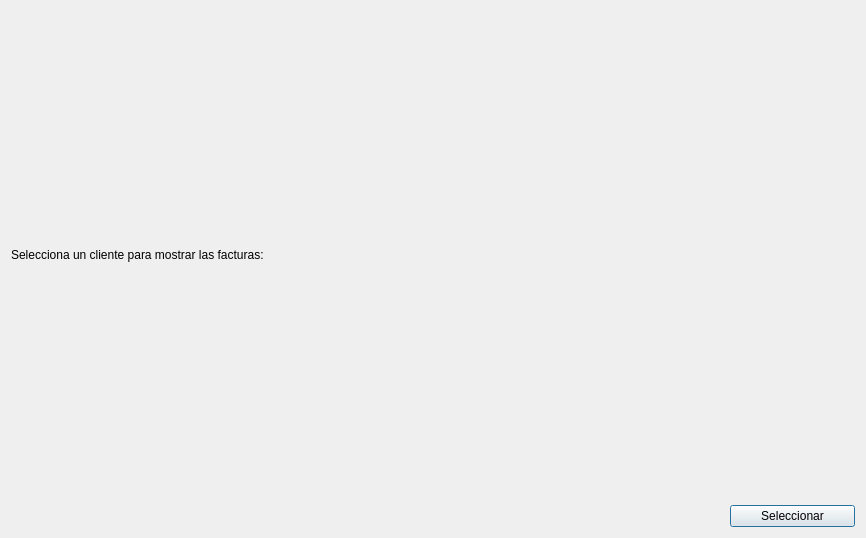
The window that dialogs/dlgSeleccionarCliente.ui (margb7/ProyectoTaller) describes before a commit, drawn with Qt 5.
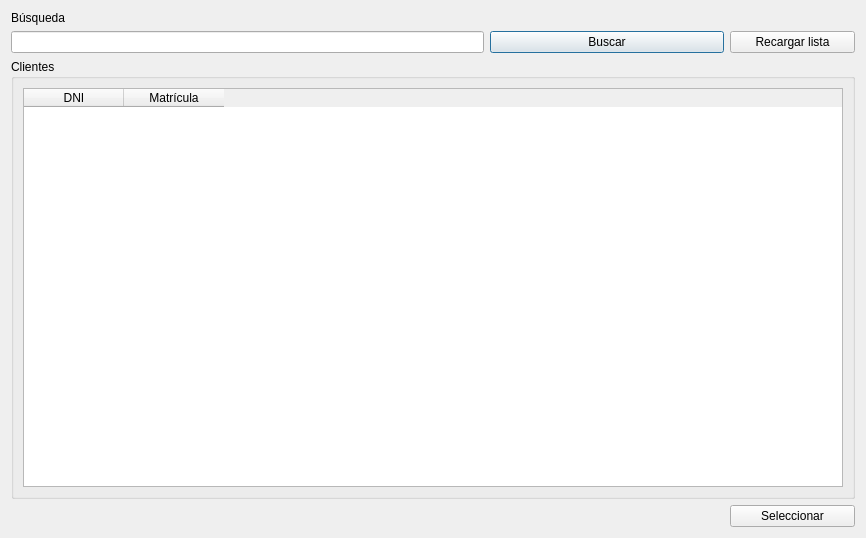
The same window after the commit.

Patch:
```diff
--- a/dialogs/dlgSeleccionarCliente.ui
+++ b/dialogs/dlgSeleccionarCliente.ui
@@ -14,7 +14,54 @@
    <string>Selecciona cliente</string>
   </property>
   <layout class="QGridLayout" name="gridLayout">
-   <item row="1" column="1">
+   <item row="1" column="0" colspan="2">
+    <widget class="QLineEdit" name="lineEdit"/>
+   </item>
+   <item row="0" column="0">
+    <widget class="QLabel" name="label">
+     <property name="text">
+      <string>Búsqueda</string>
+     </property>
+    </widget>
+   </item>
+   <item row="1" column="2">
+    <widget class="QPushButton" name="pushButton">
+     <property name="text">
+      <string>Buscar</string>
+     </property>
+    </widget>
+   </item>
+   <item row="1" column="3">
+    <widget class="QPushButton" name="pushButton_2">
+     <property name="text">
+      <string>Recargar lista</string>
+     </property>
+    </widget>
+   </item>
+   <item row="3" column="0" colspan="4">
+    <widget class="QGroupBox" name="groupBox">
+     <property name="title">
+      <string>Clientes</string>
+     </property>
+     <layout class="QGridLayout" name="gridLayout_2">
+      <item row="0" column="0">
+       <widget class="QTableWidget" name="tabClientes">
+        <column>
+         <property name="text">
+          <string>DNI</string>
+         </property>
+        </column>
+        <column>
+         <property name="text">
+          <string>Matrícula</string>
+         </property>
+        </column>
+       </widget>
+      </item>
+     </layout>
+    </widget>
+   </item>
+   <item row="4" column="3">
     <widget class="QPushButton" name="btnAceptarCliente">
      <property name="minimumSize">
       <size>
@@ -33,20 +80,6 @@
      </property>
     </widget>
    </item>
-   <item row="1" column="0">
-    <widget class="QLabel" name="label_2">
-     <property name="text">
-      <string/>
-     </property>
-    </widget>
-   </item>
-   <item row="0" column="0" colspan="2">
-    <widget class="QLabel" name="lblSeleccionarCliente">
-     <property name="text">
-      <string>Selecciona un cliente para mostrar las facturas:</string>
-     </property>
-    </widget>
-   </item>
   </layout>
  </widget>
  <resources/>
```
